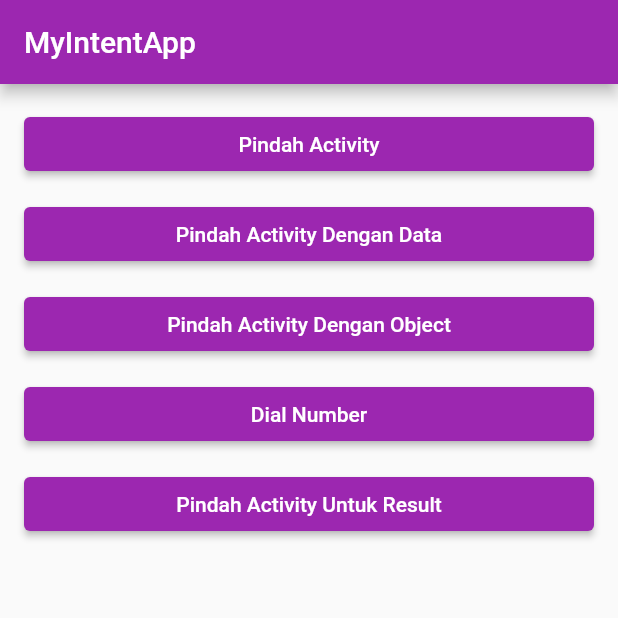
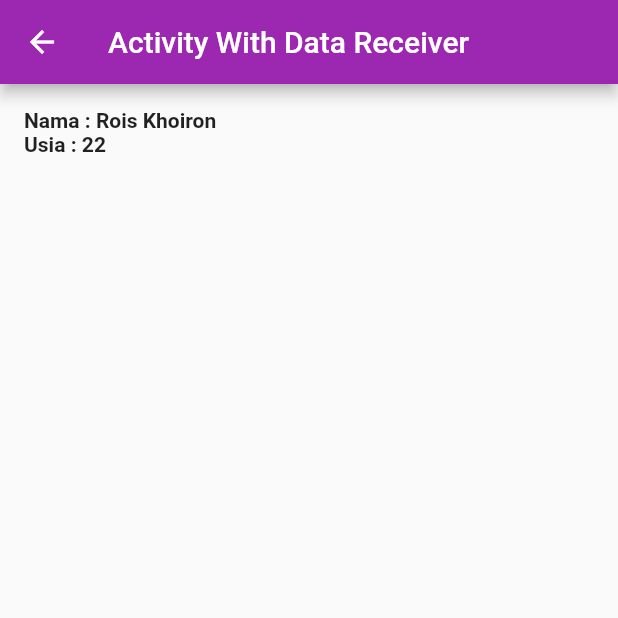
Before and after one commit to roiskhoiron/flutter_my_intent_app, a Flutter app: the screen it shows after launch, after a tap on "Pindah Activity Dengan Data", on a phone screen of 412 x 824 dp, the top half of it. Run offline on Flutter 3.47's test engine with Material 2 defaults, Android fonts, the phone set to English and light mode, and no system bars.

Commit message:
Action Click Button Pindah Page dengan data Done

```diff
--- /dev/null
+++ b/lib/destiny/ActivityWithDataPage.dart
@@ -0,0 +1,39 @@
+import 'package:flutter/cupertino.dart';
+import 'package:flutter/material.dart';
+
+class ActivityWithDataPage extends StatefulWidget {
+  String nama;
+  int usia;
+
+  ActivityWithDataPage(this.nama, this.usia);
+
+  @override
+  _ActivityWithDataPage createState() {
+    return _ActivityWithDataPage();
+  }
+}
+
+class _ActivityWithDataPage extends State<ActivityWithDataPage> {
+  @override
+  Widget build(BuildContext context) {
+    return Scaffold(
+      appBar: AppBar(
+        title: Text("Activity With Data Receiver"),
+      ),
+      body: Container(
+        padding: EdgeInsets.all(16.0),
+        child: ListView(
+          children: [
+            Column(
+              crossAxisAlignment: CrossAxisAlignment.stretch,
+              children: [
+                Text("Nama : ${widget.nama} \nUsia : ${widget.usia}", style: TextStyle(fontWeight: FontWeight.bold),)
+              ],
+            )
+          ],
+        ),
+      )
+    );
+  }
+
+}
--- a/lib/main.dart
+++ b/lib/main.dart
@@ -2,6 +2,7 @@ import 'package:flutter/cupertino.dart';
 import 'package:flutter/material.dart';
 
 import './destiny/SecondPage.dart';
+import './destiny/ActivityWithDataPage.dart';
 
 void main() {
   runApp(MyApp());
@@ -43,12 +44,14 @@ class _MyHomePageState extends State<MyHomePage> {
                 ElevatedButton(
                     onPressed: () => Navigator.of(context).push(
                         MaterialPageRoute(
-                            builder: (BuildContext context) => SecondPage())
-                    ),
+                            builder: (BuildContext context) => SecondPage())),
                     child: Text("Pindah Activity")),
                 Padding(padding: EdgeInsets.all(6.0)),
                 ElevatedButton(
-                    onPressed: () {},
+                    onPressed: () => Navigator.of(context).push(
+                      MaterialPageRoute(
+                            builder: (BuildContext context) => ActivityWithDataPage("Rois Khoiron", 22)),
+                    ),
                     child: Text("Pindah Activity Dengan Data")),
                 Padding(padding: EdgeInsets.all(6.0)),
                 ElevatedButton(
```
